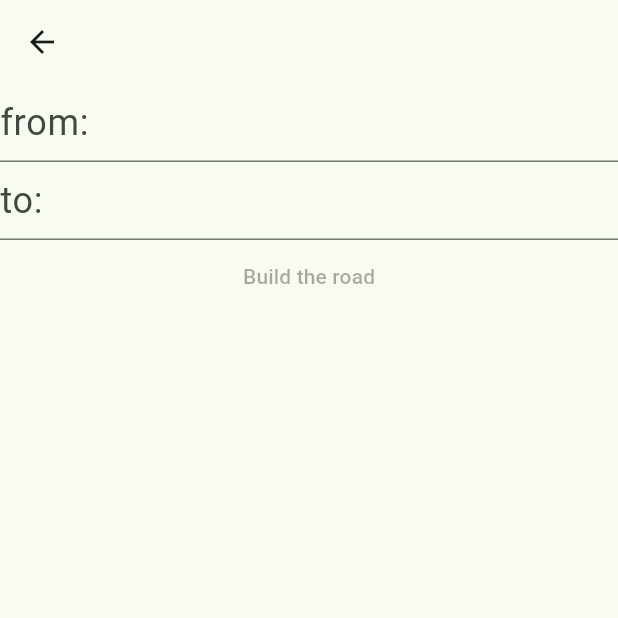
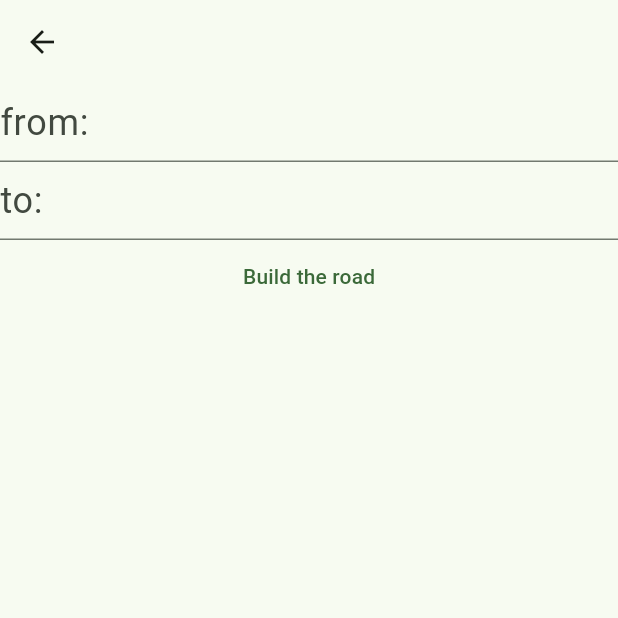
Before and after one commit to oprotsenko/test_application_google_map, a Flutter app: the screen it shows after launch, after a tap on "Search for location", on a phone screen of 412 x 824 dp, the top half of it. Run offline on Flutter 3.47's test engine with Material 2 defaults, Android fonts, the phone set to English and light mode, and no system bars; our stand-ins replace bloc, equatable, flutter_bloc, google_maps_flutter; missing offline and left inert: flutter_polyline_points, google_place.

Commit message:
- integrated bloc architecture

```diff
--- a/lib/main.dart
+++ b/lib/main.dart
@@ -1,5 +1,8 @@
 import 'package:flutter/material.dart';
-import 'package:google_maps_flutter/google_maps_flutter.dart';
+import 'package:flutter_bloc/flutter_bloc.dart';
+import 'package:test_application_google_map/map/map_bloc.dart';
+import 'package:test_application_google_map/search/search_bloc.dart';
+
 import 'map/map_screen.dart';
 
 void main() => runApp(const MyApp());
@@ -9,14 +12,18 @@ class MyApp extends StatelessWidget {
 
   @override
   Widget build(BuildContext context) {
-    const LatLng defaultLocation = LatLng(50.45069258864343, 30.52373692417302);
-    return MaterialApp(
-      title: 'Test Application',
-      theme: ThemeData(
-        colorSchemeSeed: Colors.green[700],
-        useMaterial3: true,
-      ),
-      home: const MapPage(initialPosition: defaultLocation),
-    );
+    return MultiBlocProvider(
+        providers: [
+          BlocProvider(create: (context) => MapBloc()),
+          BlocProvider(create: (context) => SearchBloc()),
+        ],
+        child: MaterialApp(
+          title: 'Test Application',
+          theme: ThemeData(
+            colorSchemeSeed: Colors.green[700],
+            useMaterial3: true,
+          ),
+          home: const MapPage(),
+        ));
   }
 }
--- /dev/null
+++ b/lib/map/map_bloc.dart
@@ -0,0 +1,93 @@
+import 'package:bloc/bloc.dart';
+import 'package:equatable/equatable.dart';
+import 'package:flutter/material.dart';
+import 'package:flutter_polyline_points/flutter_polyline_points.dart';
+import 'package:google_maps_flutter/google_maps_flutter.dart';
+
+import '../.env.dart';
+
+part 'map_event.dart';part 'map_state.dart';
+
+class MapBloc extends Bloc<MapEvent, MapState> {
+  MapBloc() : super(ChooseLocationsState()) {
+    on<InitMapPageEvent>(_onInitMapPage);
+    on<AddMarkerEvent>(_onAddMarker);
+    on<CleanMapEvent>(_onCleanMap);
+  }
+
+  Map<PolylineId, Polyline> polyLines = {};
+  Map<String, Marker> markers = {};
+
+  get polylineCoordinates => state.polylineCoordinates;
+
+  set polylineCoordinates(newCoordinates) => newCoordinates;
+
+  get polylinePoints => state.polylinePoints;
+
+  get currentCameraPosition => state.currentCameraPosition;
+
+  _onInitMapPage(InitMapPageEvent event, Emitter<MapState> emit) async {
+    emit(ChooseLocationsState(markers: markers, polyLines: polyLines));
+  }
+
+  _onAddMarker(AddMarkerEvent event, Emitter<MapState> emit) async {
+    if (event.poi.length == 2 && markers.isNotEmpty) {
+      markers.clear();
+    }
+    for (var element in event.poi) {
+      markers = addMarker(LatLng(element.latitude, element.longitude));
+      if (markers.length == 2) {
+        await getPolyline();
+      }
+      emit(ChooseLocationsState(markers: markers, polyLines: polyLines));
+    }
+  }
+
+  _onCleanMap(CleanMapEvent event, Emitter<MapState> emit) {
+    polyLines.clear();
+    markers.clear();
+    polylineCoordinates = [];
+    emit(CleanMapState());
+  }
+
+  onMapCreated(GoogleMapController controller) {}
+
+  Map<String, Marker> addMarker(LatLng poi) {
+    Map<String, Marker> newMarkers = {};
+    String id = (markers.isEmpty) ? 'origin' : 'dest';
+    newMarkers.addAll(markers);
+    newMarkers[id] = Marker(
+      markerId: MarkerId(id),
+      icon: BitmapDescriptor.defaultMarker,
+      position: poi,
+    );
+    return newMarkers;
+  }
+
+  _addPolyLine() {
+    PolylineId id = const PolylineId('poly');
+    Polyline polyline = Polyline(
+        polylineId: id,
+        color: Colors.red,
+        width: 5,
+        points: polylineCoordinates);
+    polyLines[id] = polyline;
+  }
+
+  getPolyline() async {
+    PolylineResult result = await polylinePoints.getRouteBetweenCoordinates(
+      googleApiKey,
+      PointLatLng(markers['origin']!.position.latitude,
+          markers['origin']!.position.longitude),
+      PointLatLng(markers['dest']!.position.latitude,
+          markers['dest']!.position.longitude),
+      travelMode: TravelMode.driving,
+    );
+    if (result.points.isNotEmpty) {
+      for (var point in result.points) {
+        polylineCoordinates.add(LatLng(point.latitude, point.longitude));
+      }
+    }
+    _addPolyLine();
+  }
+}
--- /dev/null
+++ b/lib/map/map_event.dart
@@ -0,0 +1,28 @@
+part of 'map_bloc.dart';
+
+abstract class MapEvent extends Equatable {
+  const MapEvent();
+}
+
+class InitMapPageEvent extends MapEvent {
+  final CameraPosition currentCameraPosition;
+
+  const InitMapPageEvent({required this.currentCameraPosition});
+
+  @override
+  List<Object> get props => [currentCameraPosition];
+}
+
+class AddMarkerEvent extends MapEvent {
+  final List<LatLng> poi;
+
+  const AddMarkerEvent({required this.poi});
+
+  @override
+  List<Object> get props => [poi];
+}
+
+class CleanMapEvent extends MapEvent {
+  @override
+  List<Object> get props => [];
+}
--- a/lib/map/map_screen.dart
+++ b/lib/map/map_screen.dart
@@ -1,157 +1,64 @@
 import 'package:flutter/material.dart';
+import 'package:flutter_bloc/flutter_bloc.dart';
 import 'package:google_maps_flutter/google_maps_flutter.dart';
-import 'package:flutter_polyline_points/flutter_polyline_points.dart';
-import 'package:test_application_google_map/.env.dart';
-import 'package:geolocator/geolocator.dart';
+import 'package:test_application_google_map/map/map_bloc.dart';
+import 'package:test_application_google_map/search/search_bloc.dart';
 import 'package:test_application_google_map/search/search_screen.dart';
 
 class MapPage extends StatefulWidget {
-  final LatLng initialPosition;
-  final LatLng? dest;
-
-  const MapPage({super.key, required this.initialPosition, this.dest});
+  const MapPage({super.key});
 
   @override
   State<MapPage> createState() => _MapPageState();
 }
 
 class _MapPageState extends State<MapPage> {
-  late GoogleMapController _mapController;
-
-  Map<String, Marker> markers = {};
-  Map<String, String> titles = {};
-  Map<PolylineId, Polyline> polyLines = {};
-  List<LatLng> polylineCoordinates = [];
-  PolylinePoints polylinePoints = PolylinePoints();
-
-  late CameraPosition _currentCameraPosition;
-
   @override
-  void initState() {
-    super.initState();
-    _currentCameraPosition = CameraPosition(
-      target: widget.initialPosition,
-      zoom: 11.0,
+  Widget build(BuildContext context) {
+    var bloc = context.read<MapBloc>();
+    return Scaffold(
+      body: BlocBuilder<MapBloc, MapState>(
+        builder: (context, state) {
+          return SafeArea(
+              child: Column(
+            children: [
+              TextButton.icon(
+                  onPressed: () {
+                    context.read<SearchBloc>().add(InitSearchPageEvent());
+                    _navigateToSearchPage();
+                  },
+                  icon: const Icon(Icons.search),
+                  label: const Text('Search for location')),
+              // Expanded(
+              //     child: ),
+              Flexible(
+                flex: 1,
+                child: GoogleMap(
+                  onMapCreated: (controller) {
+                    bloc.onMapCreated(controller);
+                  },
+                  myLocationButtonEnabled: true,
+                  myLocationEnabled: true,
+                  initialCameraPosition: bloc.currentCameraPosition,
+                  markers: Set<Marker>.of(bloc.markers.values),
+                  polylines: Set<Polyline>.of(bloc.polyLines.values),
+                  onLongPress: (LatLng point) {
+                    bloc.add(AddMarkerEvent(poi: [point]));
+                  },
+                  onTap: (LatLng point) {
+                    bloc.add(CleanMapEvent());
+                    _cleanRoute;
+                  },
+                ),
+              )
+            ],
+          ));
+        },
+      ),
     );
   }
 
-  @override
-  void dispose() {
-    super.dispose();
-    _mapController.dispose();
-  }
-
-  @override
-  Widget build(BuildContext context) {
-    return Scaffold(
-      body: SafeArea(
-          child: Column(
-        children: [
-          TextButton.icon(
-              onPressed: _navigateToSearchPage,
-              icon: const Icon(Icons.search),
-              label: const Text('Search for location')),
-          Flexible(
-            flex: 1,
-            child: GoogleMap(
-              onMapCreated: _onMapCreated,
-              zoomControlsEnabled: false,
-              initialCameraPosition: _currentCameraPosition,
-              markers: Set<Marker>.of(markers.values),
-              polylines: Set<Polyline>.of(polyLines.values),
-              onLongPress: _addMarker,
-            ),
-          )
-        ],
-      )),
-      floatingActionButton: FloatingActionButton(
-        backgroundColor: Theme.of(context).cardColor,
-        foregroundColor: Colors.black,
-        onPressed: _updateCamera,
-        child: const Icon(Icons.center_focus_weak_rounded),
-      ),
-      floatingActionButtonLocation: FloatingActionButtonLocation.centerFloat,
-    );
-  }
-
-  void _onMapCreated(GoogleMapController controller) {
-    _mapController = controller;
-    if (widget.dest == null) {
-      _getCurrentPosition();
-    } else {
-      _addMarker(widget.initialPosition);
-      _addMarker(widget.dest!);
-    }
-  }
-
-  _addMarker(LatLng poi) {
-    setState(() {
-      if (markers.length == 2) {
-        markers.clear();
-        polyLines.clear();
-        polylineCoordinates = [];
-      } else {
-        String id = (markers.isEmpty) ? 'origin' : 'dest';
-        markers[id] = Marker(
-          markerId: MarkerId(id),
-          infoWindow: InfoWindow(title: titles[id]),
-          icon: BitmapDescriptor.defaultMarker,
-          position: poi,
-        );
-        if (markers.length == 2) {
-          _getPolyline();
-        }
-      }
-    });
-  }
-
-  _addPolyLine() {
-    PolylineId id = const PolylineId('poly');
-    Polyline polyline = Polyline(
-        polylineId: id,
-        color: Colors.red,
-        width: 5,
-        points: polylineCoordinates);
-    polyLines[id] = polyline;
-    setState(() {});
-  }
-
-  _getPolyline() async {
-    PolylineResult result = await polylinePoints.getRouteBetweenCoordinates(
-      googleApiKey,
-      PointLatLng(markers['origin']!.position.latitude,
-          markers['origin']!.position.longitude),
-      PointLatLng(markers['dest']!.position.latitude,
-          markers['dest']!.position.longitude),
-      travelMode: TravelMode.driving,
-    );
-    if (result.points.isNotEmpty) {
-      for (var point in result.points) {
-        polylineCoordinates.add(LatLng(point.latitude, point.longitude));
-      }
-    }
-    _addPolyLine();
-  }
-
-  Future<void> _getCurrentPosition() async {
-    await Geolocator.getCurrentPosition(desiredAccuracy: LocationAccuracy.high)
-        .then((Position position) {
-      setState(() {
-        _currentCameraPosition = CameraPosition(
-            target: LatLng(position.latitude, position.longitude), zoom: 11.0);
-        _updateCamera();
-      });
-
-      _addMarker(LatLng(position.latitude, position.longitude));
-    }).catchError((e) {
-      print(e);
-    });
-  }
-
-  _updateCamera() {
-    _mapController
-        .animateCamera(CameraUpdate.newCameraPosition(_currentCameraPosition));
-  }
+  _cleanRoute() {}
 
   _navigateToSearchPage() {
     Navigator.push(
--- /dev/null
+++ b/lib/map/map_state.dart
@@ -0,0 +1,25 @@
+part of 'map_bloc.dart';
+
+abstract class MapState extends Equatable {
+  final List<LatLng> polylineCoordinates = [];
+  final PolylinePoints polylinePoints = PolylinePoints();
+  final CameraPosition currentCameraPosition = const CameraPosition(
+    target: LatLng(50.45069258864343, 30.52373692417302),
+    zoom: 11.0,
+  );
+}
+
+class ChooseLocationsState extends MapState {
+  final Map<String, Marker> markers;
+  final Map<PolylineId, Polyline> polyLines;
+
+  ChooseLocationsState({this.markers = const {}, this.polyLines = const {}});
+
+  @override
+  List<Object> get props => [markers, polyLines];
+}
+
+class CleanMapState extends MapState {
+  @override
+  List<Object> get props => [];
+}
--- /dev/null
+++ b/lib/search/search_bloc.dart
@@ -0,0 +1,94 @@
+import 'package:equatable/equatable.dart';
+import 'package:flutter/cupertino.dart';
+import 'package:flutter_bloc/flutter_bloc.dart';
+import 'package:google_place/google_place.dart';
+import 'package:test_application_google_map/.env.dart';
+import 'package:test_application_google_map/search/search_screen.dart';
+
+part 'search_event.dart';
+part 'search_state.dart';
+
+class SearchBloc extends Bloc<SearchEvent, SearchState> {
+  SearchBloc() : super(InitSearchState()) {
+    on<InitSearchPageEvent>(_onInitSearch);
+    on<SelectOriginEvent>(_onSelectOriginPoint);
+    on<SelectDestEvent>(_onSelectDestPoint);
+    on<AutoCompleteEvent>(_onAutoComplete);
+  }
+
+  DetailsResult? origin;
+  DetailsResult? dest;
+  late final GooglePlace _googlePlace;
+  late final FocusNode originFocusNode;
+  late final FocusNode destFocusNode;
+  late final TextEditingController originSearchController;
+  late final TextEditingController destSearchController;
+  List<AutocompletePrediction> predictions = [];
+
+  _onInitSearch(InitSearchPageEvent event, Emitter<SearchState> emit) {
+    _googlePlace = event.googlePlace;
+    originFocusNode = event.originFocusNode;
+    destFocusNode = event.destFocusNode;
+    originSearchController = event.originSearchController;
+    destSearchController = event.destSearchController;
+    emit(InitSearchState());
+  }
+
+  _onSelectOriginPoint(SelectOriginEvent event, Emitter<SearchState> emit) {
+    origin = event.origin;
+    emit(SelectOriginState(origin: event.origin));
+  }
+
+  _onSelectDestPoint(SelectDestEvent event, Emitter<SearchState> emit) {
+    dest = event.dest;
+    emit(SelectDestState(dest: event.dest));
+  }
+
+  _onAutoComplete(AutoCompleteEvent event, Emitter<SearchState> emit) async {
+    await _autoCompleteSearch(event.value);
+    emit(AutoCompleteState(predictions: predictions));
+  }
+
+  Future<void> setSelectedLocation(
+      int index, bool mounted, TextEditingController controller) async {
+    final placeId = predictions[index].placeId!;
+    final details = await _googlePlace.details.get(placeId);
+    if (_detailsResultIsValid(details, mounted)) {
+      if (!mounted) return;
+      updateTextField(details, index, controller);
+    }
+  }
+
+  void updateTextField(details, int index, TextEditingController controller) {
+    if (controller is OriginController) {
+      add(SelectOriginEvent(origin: details?.result));
+    } else {
+      add(SelectDestEvent(dest: details?.result));
+    }
+    controller.text = predictions[index].description!;
+    predictions = [];
+  }
+
+  clearSelectedLocation(TextEditingController controller) {
+    if (controller is OriginController) {
+      add(const SelectOriginEvent());
+    } else {
+      add(const SelectDestEvent());
+    }
+    predictions = [];
+    controller.clear();
+  }
+
+  _detailsResultIsValid(DetailsResponse? details, bool mounted) =>
+      details != null && details.result != null && mounted;
+
+  _autoCompleteSearch(String value) async {
+    var result = await _googlePlace.autocomplete.get(value);
+    if (_predictionsResultIsValid(result)) {
+      predictions = result!.predictions!;
+    }
+  }
+
+  _predictionsResultIsValid(AutocompleteResponse? result) =>
+      result != null && result.predictions != null;
+}
--- /dev/null
+++ b/lib/search/search_event.dart
@@ -0,0 +1,49 @@
+part of 'search_bloc.dart';
+
+abstract class SearchEvent extends Equatable {
+  const SearchEvent();
+}
+
+class InitSearchPageEvent extends SearchEvent {
+  final GooglePlace googlePlace = GooglePlace(googleApiKey);
+  final FocusNode originFocusNode = FocusNode();
+  final FocusNode destFocusNode = FocusNode();
+  final originSearchController = OriginController();
+  final destSearchController = DestController();
+
+  @override
+  List<Object?> get props => [
+        googlePlace,
+        originFocusNode,
+        destFocusNode,
+        originSearchController,
+        destSearchController
+      ];
+}
+
+class SelectOriginEvent extends SearchEvent {
+  final DetailsResult? origin;
+
+  const SelectOriginEvent({this.origin});
+
+  @override
+  List<Object?> get props => [origin];
+}
+
+class SelectDestEvent extends SearchEvent {
+  final DetailsResult? dest;
+
+  const SelectDestEvent({this.dest});
+
+  @override
+  List<Object?> get props => [dest];
+}
+
+class AutoCompleteEvent extends SearchEvent {
+  final String value;
+
+  const AutoCompleteEvent({required this.value});
+
+  @override
+  List<Object?> get props => [value];
+}
--- a/lib/search/search_screen.dart
+++ b/lib/search/search_screen.dart
@@ -1,9 +1,9 @@
 import 'package:flutter/material.dart';
 import 'package:flutter_bloc/flutter_bloc.dart';
 import 'package:google_maps_flutter/google_maps_flutter.dart';
-import 'package:google_place/google_place.dart';
-import 'package:test_application_google_map/.env.dart';
+import 'package:test_application_google_map/map/map_bloc.dart';
 import 'package:test_application_google_map/map/map_screen.dart';
+import 'package:test_application_google_map/search/search_bloc.dart';
 
 class SearchPage extends StatefulWidget {
   const SearchPage({super.key});
@@ -13,151 +13,114 @@ class SearchPage extends StatefulWidget {
 }
 
 class _SearchPageState extends State<SearchPage> {
-  final _fromSearchController = TextEditingController();
-  final _toSearchController = TextEditingController();
-
-  late GooglePlace _googlePlace;
-  late FocusNode _originFocusNode;
-  late FocusNode _destFocusNode;
-
-  List<AutocompletePrediction> predictions = [];
-  DetailsResult? _origin;
-  DetailsResult? _dest;
-
-  @override
-  void initState() {
-    super.initState();
-    _googlePlace = GooglePlace(googleApiKey);
-    _originFocusNode = FocusNode();
-    _destFocusNode = FocusNode();
-  }
-
-  @override
-  void dispose() {
-    super.dispose();
-    _originFocusNode.dispose();
-    _destFocusNode.dispose();
-  }
-
   @override
   Widget build(BuildContext context) {
+    var bloc = context.read<SearchBloc>();
     return Scaffold(
       appBar: AppBar(),
-      body: Column(children: [
+      body: BlocBuilder<SearchBloc, SearchState>(
+        builder: (context, state) {
+          return Column(children: [
             TextField(
-          controller: _fromSearchController,
-          focusNode: _originFocusNode,
+              controller: bloc.originSearchController,
+              focusNode: bloc.originFocusNode,
               style: const TextStyle(fontSize: 24),
               decoration: InputDecoration(
                   hintText: 'from:',
-              suffixIcon: _fromSearchController.text.isNotEmpty
-                  ? IconButton(
-                      onPressed: () {
-                        setState(() {
-                          predictions = [];
-                          _fromSearchController.clear();
-                        });
-                      },
-                      icon: const Icon(Icons.clear_outlined))
-                  : null),
+                  suffixIcon: _suffixIcon(bloc, bloc.originSearchController)),
               onChanged: (value) {
                 if (value.isNotEmpty) {
-              _autoCompleteSearch(value);
+                  _callAutoCompleteEvent(bloc, value);
                 } else {}
               },
             ),
             TextField(
-          controller: _toSearchController,
-          focusNode: _destFocusNode,
+              controller: bloc.destSearchController,
+              focusNode: bloc.destFocusNode,
               style: const TextStyle(fontSize: 24),
               decoration: InputDecoration(
                   hintText: 'to:',
-              suffixIcon: _toSearchController.text.isNotEmpty
-                  ? IconButton(
-                      onPressed: () {
-                        setState(() {
-                          predictions = [];
-                          _toSearchController.clear();
-                        });
-                      },
-                      icon: const Icon(Icons.clear_outlined))
-                  : null),
+                  suffixIcon: _suffixIcon(bloc, bloc.destSearchController)),
               onChanged: (value) {
                 if (value.isNotEmpty) {
-              _autoCompleteSearch(value);
+                  _callAutoCompleteEvent(bloc, value);
                 } else {}
               },
             ),
             ListView.builder(
                 shrinkWrap: true,
-            itemCount: predictions.length,
+                itemCount: bloc.predictions.length,
                 itemBuilder: (context, index) {
                   return ListTile(
                     leading: const CircleAvatar(
                       child: Icon(Icons.pin_drop_rounded),
                     ),
-                title: Text(predictions[index].description.toString()),
+                    title: Text(bloc.predictions[index].description.toString()),
                     onTap: () async {
-                  final placeId = predictions[index].placeId!;
-                  final details = await _googlePlace.details.get(placeId);
-                  if (_detailsResultIsValid(details)) {
-                    if (_originFocusNode.hasFocus) {
-                      setState(() {
-                        _origin = details?.result;
-                        _fromSearchController.text =
-                            predictions[index].description!;
-                        predictions = [];
-                      });
-                    } else {
-                      setState(() {
-                        _dest = details?.result;
-                        _toSearchController.text =
-                            predictions[index].description!;
-                        predictions = [];
-                      });
-                    }
-                  }
+                      final TextEditingController controller =
+                          bloc.originFocusNode.hasFocus
+                              ? bloc.originSearchController
+                              : bloc.destSearchController;
+                      await bloc.setSelectedLocation(
+                          index, context.mounted, controller);
                     },
                   );
                 }),
             Flexible(
                 child: TextButton(
-          onPressed: _fromToFieldsAreNotEmpty() ? _navigateToMapPage() : null,
+              onPressed: () {
+                _callAddMarkerEvent(context, bloc);
+                _cleanFields(bloc);
+                _navigateToMapPage();
+              },
               child: const Text('Build the road'),
             ))
-      ]),
+          ]);
+        },
+      ),
     );
+  }
+
+  void _cleanFields(SearchBloc bloc) {
+    bloc.clearSelectedLocation(bloc.originSearchController);
+    bloc.clearSelectedLocation(bloc.destSearchController);
+  }
+
+  void _callAddMarkerEvent(BuildContext context, SearchBloc bloc) {
+    context.read<MapBloc>().add(AddMarkerEvent(
+          poi: [
+            LatLng(bloc.origin!.geometry!.location!.lat!,
+                bloc.origin!.geometry!.location!.lng!),
+            LatLng(bloc.dest!.geometry!.location!.lat!,
+                bloc.dest!.geometry!.location!.lng!)
+          ],
+        ));
+  }
+
+  IconButton? _suffixIcon(SearchBloc bloc, TextEditingController controller) {
+    return _textFieldIsNotEmpty(controller)
+        ? IconButton(
+            onPressed: () {
+              bloc.clearSelectedLocation(controller);
+            },
+            icon: const Icon(Icons.clear_outlined))
+        : null;
+  }
+
+  bool _textFieldIsNotEmpty(TextEditingController controller) {
+    return controller.text.isNotEmpty;
+  }
+
+  void _callAutoCompleteEvent(SearchBloc bloc, String value) {
+    bloc.add(AutoCompleteEvent(value: value));
   }
 
   _navigateToMapPage() {
     Navigator.push(
-        context,
-        MaterialPageRoute(
-            builder: (context) => MapPage(
-                  initialPosition: LatLng(_origin!.geometry!.location!.lat!,
-                      _origin!.geometry!.location!.lng!),
-                  dest: LatLng(_dest!.geometry!.location!.lat!,
-                      _dest!.geometry!.location!.lng!),
-                )));
-  }
-
-  _autoCompleteSearch(String value) async {
-    var result = await _googlePlace.autocomplete.get(value);
-    if (_predictionsResultIsValid(result)) {
-      setState(() {
-        predictions = result!.predictions!;
-      });
+        context, MaterialPageRoute(builder: (context) => const MapPage()));
   }
 }
 
-  _predictionsResultIsValid(AutocompleteResponse? result) =>
-      result != null && result.predictions != null && mounted;
+class OriginController extends TextEditingController {}
 
-  _detailsResultIsValid(DetailsResponse? details) =>
-      details != null && details.result != null && mounted;
-
-  bool _fromToFieldsAreNotEmpty() {
-    return _fromSearchController.text.isNotEmpty &&
-        _toSearchController.text.isNotEmpty;
-  }
-}
+class DestController extends TextEditingController {}
--- /dev/null
+++ b/lib/search/search_state.dart
@@ -0,0 +1,47 @@
+part of 'search_bloc.dart';
+
+abstract class SearchState extends Equatable {
+  const SearchState();
+}
+
+class InitSearchState extends SearchState {
+  @override
+  List<Object> get props => [];
+}
+
+class BuildTheRoadOnTheMapState extends SearchState {
+  final DetailsResult origin;
+  final DetailsResult dest;
+
+  const BuildTheRoadOnTheMapState({required this.origin, required this.dest});
+
+  @override
+  List<Object?> get props => [origin, dest];
+}
+
+class SelectOriginState extends SearchState {
+  final DetailsResult? origin;
+
+  const SelectOriginState({this.origin});
+
+  @override
+  List<Object?> get props => [origin];
+}
+
+class SelectDestState extends SearchState {
+  final DetailsResult? dest;
+
+  const SelectDestState({this.dest});
+
+  @override
+  List<Object?> get props => [dest];
+}
+
+class AutoCompleteState extends SearchState {
+  final List<AutocompletePrediction> predictions;
+
+  const AutoCompleteState({required this.predictions});
+
+  @override
+  List<Object?> get props => [predictions];
+}
```
Lines whose indentation alone changed are shown as unchanged.
